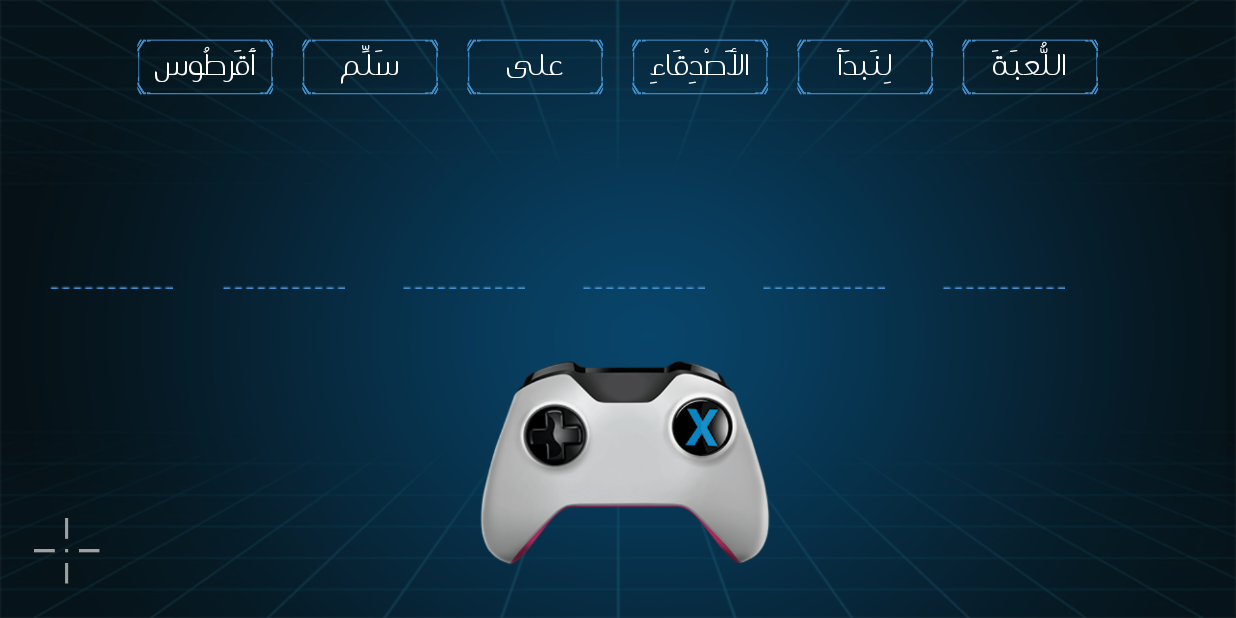
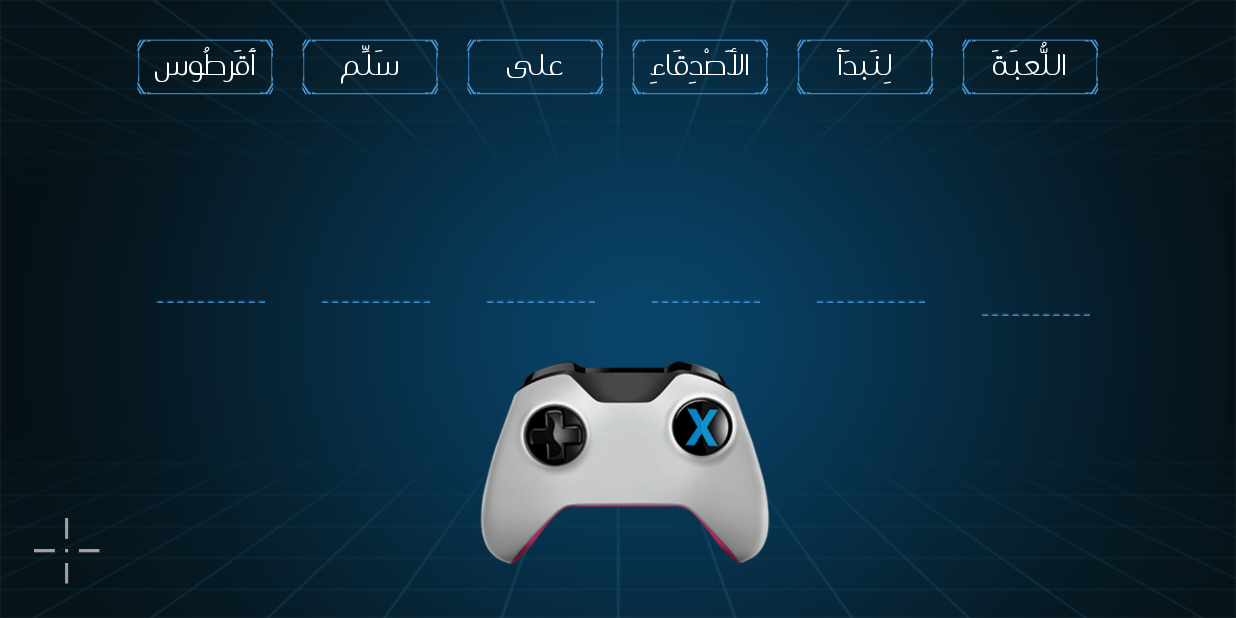
Before and after one commit to dinaomar/AlNidaa, an Android app: the fragment QuestionsFragment placed in its activity, on a phone screen of 824 x 412 dp (held sideways). Run offline under Robolectric (Android 15) with nearby library versions, the phone set to English and light mode, and no system bars.

Commit message:
drop issue

```diff
--- a/app/src/main/res/layout/fragment_questions.xml
+++ b/app/src/main/res/layout/fragment_questions.xml
@@ -22,7 +22,8 @@
                 android:id="@+id/wordOne"
                 android:layout_width="100dp"
                 android:layout_height="50dp"
-                android:background="@drawable/choicebox">
+                android:background="@drawable/choicebox"
+                android:tag="one">
 
                 <TextView
                     style="@style/textViewSentence"
@@ -136,73 +137,99 @@
             android:layout_width="match_parent"
             android:layout_height="wrap_content"
             android:layout_centerInParent="true"
+            android:gravity="center"
             android:orientation="horizontal">
 
             <RelativeLayout
                 android:id="@+id/lineSix"
-                android:layout_width="wrap_content"
-                android:layout_height="50dp">
+                android:layout_width="80dp"
+                android:layout_height="30dp"
+                android:tag="six">
 
                 <ImageView
-                    android:layout_width="100dp"
+                    android:layout_width="wrap_content"
                     android:layout_height="wrap_content"
                     android:src="@drawable/lines" />
             </RelativeLayout>
 
             <View
-                android:layout_width="10dp"
+                android:layout_width="30dp"
+                android:layout_height="0dp" />
+
+            <RelativeLayout
+                android:id="@+id/lineFive"
+                android:layout_width="80dp"
+                android:layout_height="30dp">
+
+                <ImageView
+                    android:layout_width="wrap_content"
+                    android:layout_height="wrap_content"
+                    android:src="@drawable/lines" />
+            </RelativeLayout>
+
+            <View
+                android:layout_width="30dp"
                 android:layout_height="0dp" />
 
 
+            <RelativeLayout
+                android:id="@+id/lineFour"
+                android:layout_width="80dp"
+                android:layout_height="30dp">
+
                 <ImageView
-                android:id="@+id/lineFive"
-                android:layout_width="110dp"
+                    android:layout_width="wrap_content"
                     android:layout_height="wrap_content"
                     android:src="@drawable/lines" />
+            </RelativeLayout>
 
             <View
-                android:layout_width="10dp"
+                android:layout_width="30dp"
                 android:layout_height="0dp" />
 
 
+            <RelativeLayout
+                android:id="@+id/lineThree"
+                android:layout_width="80dp"
+                android:layout_height="30dp">
+
                 <ImageView
-                android:id="@+id/lineFour"
-                android:layout_width="110dp"
+                    android:layout_width="wrap_content"
                     android:layout_height="wrap_content"
                     android:src="@drawable/lines" />
+            </RelativeLayout>
 
             <View
-                android:layout_width="10dp"
+                android:layout_width="30dp"
                 android:layout_height="0dp" />
 
+            <RelativeLayout
+                android:id="@+id/lineTwo"
+                android:layout_width="80dp"
+                android:layout_height="30dp">
 
                 <ImageView
-                android:id="@+id/lineThree"
-                android:layout_width="110dp"
+                    android:layout_width="wrap_content"
                     android:layout_height="wrap_content"
                     android:src="@drawable/lines" />
+            </RelativeLayout>
 
             <View
-                android:layout_width="10dp"
+                android:layout_width="30dp"
                 android:layout_height="0dp" />
 
+            <RelativeLayout
+                android:id="@+id/lineOne"
+                android:layout_width="80dp"
+                android:layout_height="30dp"
+                android:tag="one">
 
                 <ImageView
-                android:id="@+id/lineTwo"
-                android:layout_width="110dp"
+                    android:layout_width="wrap_content"
                     android:layout_height="wrap_content"
+                    android:layout_centerInParent="true"
                     android:src="@drawable/lines" />
-
-            <View
-                android:layout_width="10dp"
-                android:layout_height="0dp" />
-
-
-            <ImageView
-                android:id="@+id/lineOne"
-                android:layout_width="110dp"
-                android:layout_height="wrap_content"
-                android:src="@drawable/lines" />
+            </RelativeLayout>
 
         </LinearLayout>
 
```
Also changed, not shown: app/src/main/java/com/dina/elcg/alnedaa/fragments/QuestionsFragment.kt (+73 -10 lines). Lines whose indentation alone changed are shown as unchanged.
